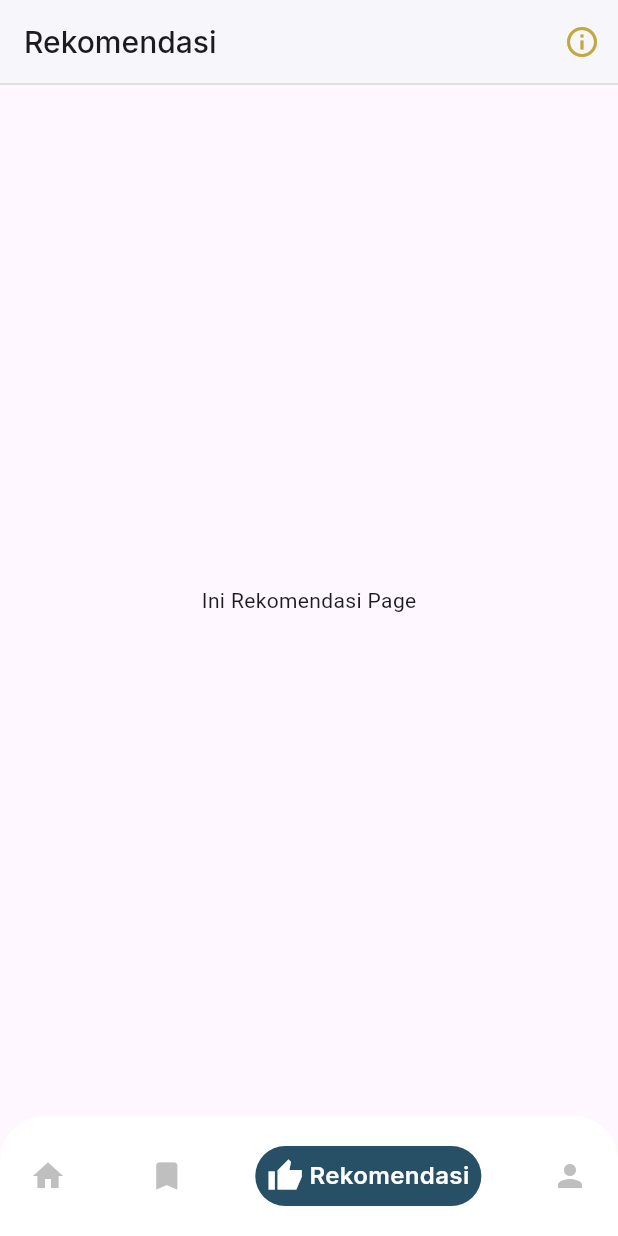
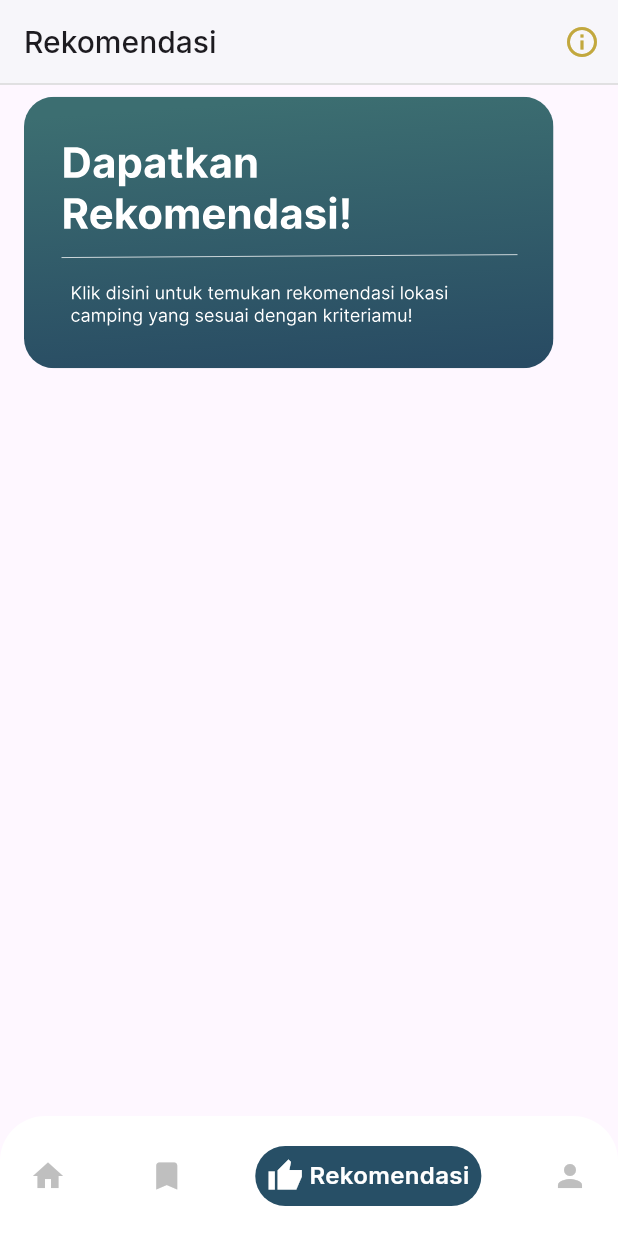
Before and after one commit to adamrasyid01/FinalProject-Camping-Frontend, a Flutter app: the HomePage screen opened by its route, item 3 of the bottom bar chosen, on a phone screen of 412 x 824 dp. Run offline on Flutter 3.47's test engine with Material 3 defaults, Android fonts, the phone set to English and light mode, and no system bars; drawn by our look-alikes of google_nav_bar; our stand-ins replace bloc, dartz, dio, equatable, flutter_bloc, flutter_svg and 4 more; accounts and stored records are empty; network calls fail.

Commit message:
feat (Slicing) : Slicing Prioritas Kriteria Page dan Rekomendasi Page

```diff
--- a/lib/core/constants/color.dart
+++ b/lib/core/constants/color.dart
@@ -7,4 +7,6 @@ class MyColor {
   final Color black = const Color(0xFF000000);
   final Color greenCustom = const Color(0xFF284B63);
   final Color customOrange = const Color(0xFFC2A83E);
+  final Color customGrey = const Color(0xFFF6F6F6);
+  final Color darkGrey = const Color(0xFF838383);
 }
--- a/lib/core/constants/text_styles.dart
+++ b/lib/core/constants/text_styles.dart
@@ -57,4 +57,11 @@ class AppTextStyle {
     fontSize: 12,
     fontWeight: FontWeight.normal,
   );
+
+  // POPPINS
+
+  static TextStyle poppinsSemiBold14 = GoogleFonts.poppins(
+    fontSize: 14,
+    fontWeight: FontWeight.w600,
+  );
 }
--- a/lib/core/routes/route.dart
+++ b/lib/core/routes/route.dart
@@ -1,5 +1,7 @@
 import 'package:flutter_camping_frontend/features/authentication/presentation/pages/login_page.dart';
 import 'package:flutter_camping_frontend/features/authentication/presentation/pages/register_page.dart';
+import 'package:flutter_camping_frontend/features/rekomendasi/presentation/pages/prioritas_kriteria_page.dart';
+import 'package:flutter_camping_frontend/features/rekomendasi/presentation/pages/rekomendasi_page.dart';
 import 'package:flutter_camping_frontend/pages/home_page.dart';
 import 'package:flutter_camping_frontend/features/splash/presentation/pages/splash_screen.dart';
 
@@ -30,6 +32,25 @@ class RouteCamping {
             name: "homepage",
             pageBuilder: (context, state) => const NoTransitionPage(
                   child: HomePage(),
-                ))
+                )),
+
+        // Parent Route: /rekomendasi
+        GoRoute(
+          path: "/rekomendasi",
+          name: "rekomendasi",
+          pageBuilder: (context, state) => const NoTransitionPage(
+            child: RekomendasiPage(),
+          ),
+          routes: [
+            // Child Route: /rekomendasi/prioritas-kriteria
+            GoRoute(
+              path: "prioritas-kriteria",
+              name: "prioritas_kriteria",
+              pageBuilder: (context, state) => const NoTransitionPage(
+                child: PrioritasKriteriaPage(),
+              ),
+            ),
+          ],
+        ),
       ]);
 }
--- a/lib/features/rekomendasi/presentation/pages/rekomendasi_page.dart
+++ b/lib/features/rekomendasi/presentation/pages/rekomendasi_page.dart
@@ -1,6 +1,9 @@
 import 'package:flutter/material.dart';
 import 'package:flutter_camping_frontend/core/constants/color.dart';
 import 'package:flutter_camping_frontend/core/constants/text_styles.dart';
+import 'package:flutter_camping_frontend/features/rekomendasi/presentation/pages/prioritas_kriteria_page.dart';
+import 'package:flutter_svg/flutter_svg.dart';
+import 'package:go_router/go_router.dart';
 
 class RekomendasiPage extends StatelessWidget {
   const RekomendasiPage({super.key});
@@ -30,9 +33,21 @@ class RekomendasiPage extends StatelessWidget {
             ),
           ),
         ),
-      body: Center(
-        child: Text("Ini Rekomendasi Page"),
+        body: Padding(
+          padding: const EdgeInsets.fromLTRB(16.0, 8.0, 16.0, 8.0),
+          child: Column(
+            mainAxisAlignment: MainAxisAlignment.spaceBetween,
+            children: [
+              GestureDetector(
+                onTap: () {
+                  context.pushNamed("prioritas_kriteria");
+                },
+                child: SvgPicture.asset(
+                  "assets/images/dapatkanRekomendasi.svg",
                 ),
-    );
+              ),
+            ],
+          ),
+        ));
   }
 }
--- a/pubspec.yaml
+++ b/pubspec.yaml
@@ -73,6 +73,7 @@ flutter:
   assets:
     - assets/icons/campHome.svg
     - assets/images/adamCampiio.svg
+    - assets/images/dapatkanRekomendasi.svg
 
   # An image asset can refer to one or more resolution-specific "variants", see
   # https://flutter.dev/to/resolution-aware-images
```
Also changed, not shown: lib/core/widgets/custom_slider.dart (added, +42 -0 lines), lib/features/rekomendasi/presentation/pages/prioritas_kriteria_page.dart (added, +113 -0 lines), assets/images/dapatkanRekomendasi.svg (added), 4 other files. Lines whose indentation alone changed are shown as unchanged.
